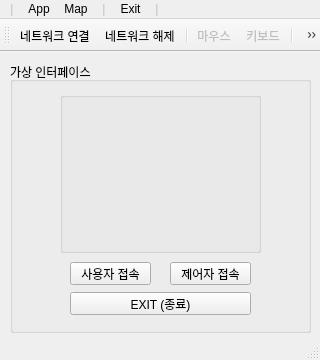
Before: the Qt Designer form Project_Client/UI_App.ui in KimDaeYoung42/Virtual_Mouse_Project-Network-Plus, drawn with Qt 5.
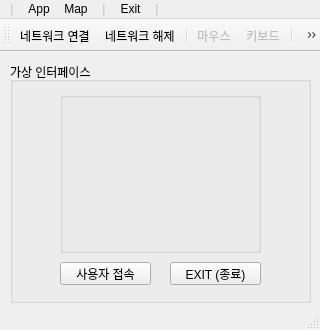
After: the same form once the commit is applied. Icons and pictures are not drawn.

```diff
--- a/Project_Client/UI_App.ui
+++ b/Project_Client/UI_App.ui
@@ -7,7 +7,7 @@
     <x>0</x>
     <y>0</y>
     <width>320</width>
-    <height>360</height>
+    <height>330</height>
    </rect>
   </property>
   <property name="windowTitle">
@@ -24,7 +24,7 @@
       <x>10</x>
       <y>10</y>
       <width>301</width>
-      <height>271</height>
+      <height>241</height>
      </rect>
     </property>
     <property name="title">
@@ -33,9 +33,9 @@
     <widget class="QPushButton" name="push_user_Button">
      <property name="geometry">
       <rect>
-       <x>60</x>
+       <x>50</x>
        <y>200</y>
-       <width>81</width>
+       <width>91</width>
        <height>23</height>
       </rect>
      </property>
@@ -43,25 +43,12 @@
       <string>사용자 접속</string>
      </property>
     </widget>
-    <widget class="QPushButton" name="push_admin_Button">
-     <property name="geometry">
-      <rect>
-       <x>160</x>
-       <y>200</y>
-       <width>81</width>
-       <height>23</height>
-      </rect>
-     </property>
-     <property name="text">
-      <string>제어자 접속</string>
-     </property>
-    </widget>
     <widget class="QPushButton" name="Button_Exit">
      <property name="geometry">
       <rect>
-       <x>60</x>
-       <y>230</y>
-       <width>181</width>
+       <x>160</x>
+       <y>200</y>
+       <width>91</width>
        <height>23</height>
       </rect>
      </property>
@@ -85,7 +72,7 @@
       <property name="geometry">
        <rect>
         <x>30</x>
-        <y>10</y>
+        <y>0</y>
         <width>141</width>
         <height>151</height>
        </rect>
```
